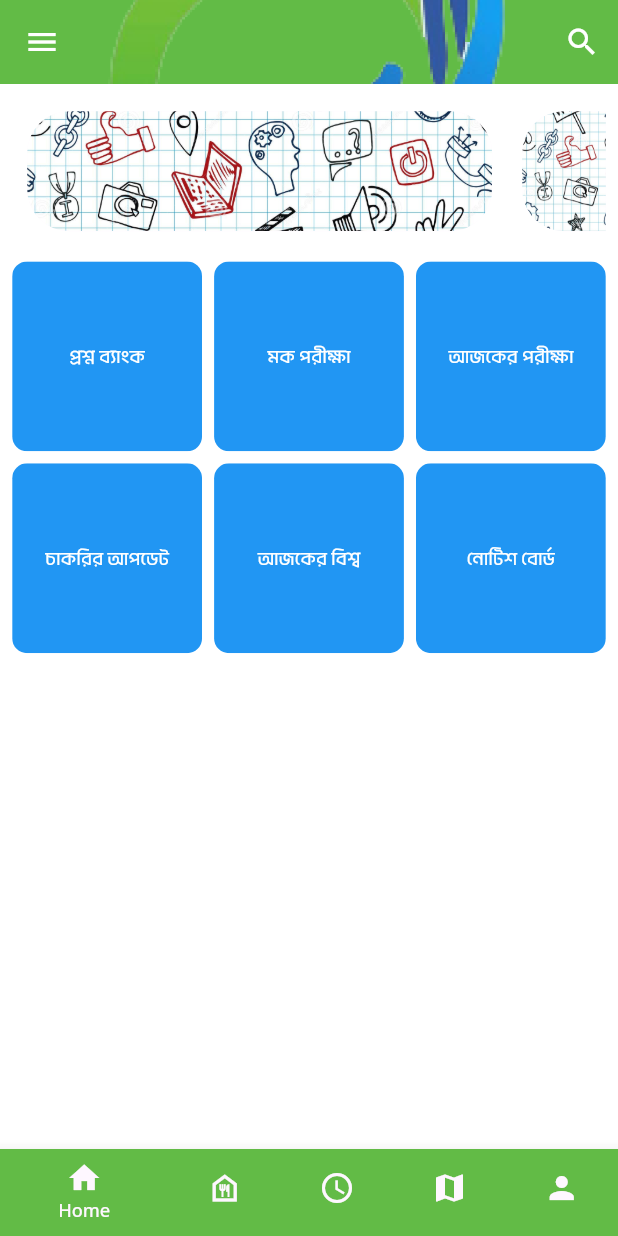
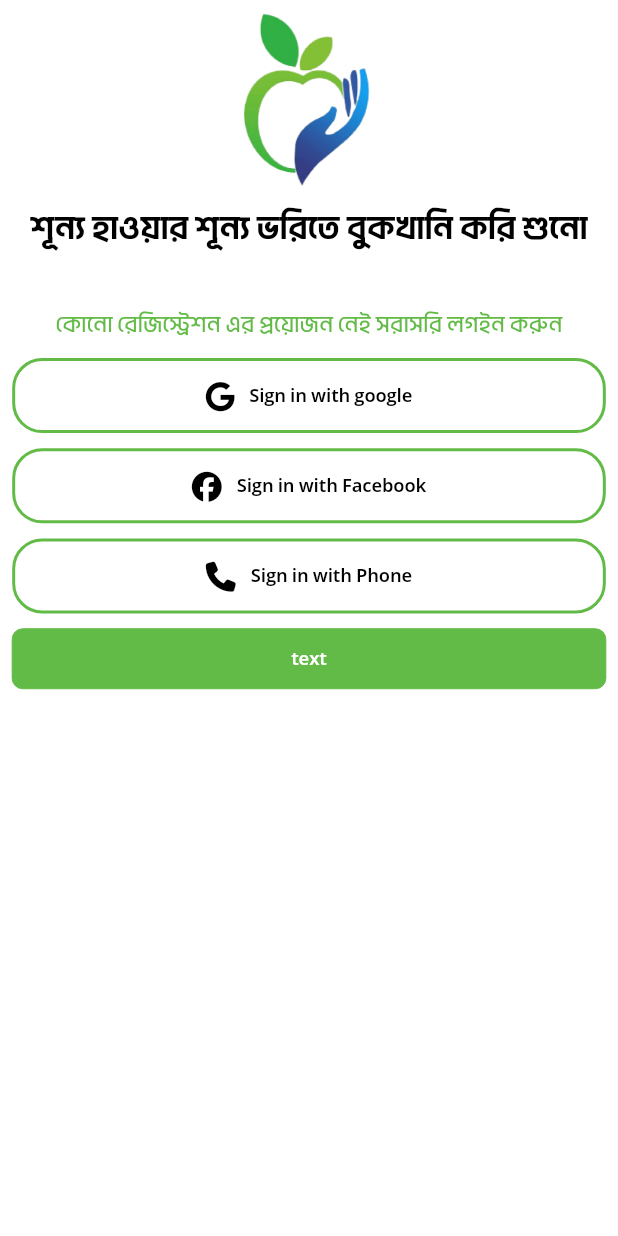
Before and after one commit to nurnobishanto/dokkha_app, a Flutter app: the screen it shows after launch, on a phone screen of 412 x 824 dp. Run offline on Flutter 3.47's test engine with Material 3 defaults, Android fonts, the phone set to English and light mode, and no system bars; our stand-ins replace cached_network_image, dio, flutter_screenutil, font_awesome_flutter, get, logger and 2 more.

Commit message:
Added: Social Media Login

```diff
--- /dev/null
+++ b/lib/app/components/custom_action_button.dart
@@ -0,0 +1,48 @@
+import 'package:flutter/material.dart';
+import '../../config/theme/light_theme_colors.dart';
+
+class CustomActionButton extends StatelessWidget {
+  final String text;
+  final VoidCallback onPressed;
+  final Color? btnBackgroundColor;
+  final Color? borderColor;
+  final double? height;
+
+  const CustomActionButton({
+    super.key,
+    required this.text,
+    required this.onPressed,
+    this.btnBackgroundColor = LightThemeColors.primaryColor,
+    this.borderColor =  LightThemeColors.primaryColor,
+    this.height = 40.0,
+  });
+
+  @override
+  Widget build(BuildContext context) {
+    return GestureDetector(
+      onTap: onPressed,
+      child: Container(
+        height: height,
+        width: double.infinity,
+        decoration: BoxDecoration(
+          color: btnBackgroundColor,
+          borderRadius: BorderRadius.circular(7.0),
+          border: Border.all(
+            color: borderColor!,
+            width: 0, // Border width
+          ),
+        ),
+        child: Center(
+          child: Text(
+            text,
+            style: const TextStyle(
+              fontSize: 14.0,
+              fontWeight: FontWeight.w600,
+              color: Colors.white,
+            ),
+          ),
+        ),
+      ),
+    );
+  }
+}
--- /dev/null
+++ b/lib/app/components/custom_decision_button.dart
@@ -0,0 +1,54 @@
+import 'package:flutter/material.dart';
+import '../../config/theme/light_theme_colors.dart';
+
+class DecisionButton extends StatelessWidget {
+  final String text;
+  final VoidCallback onPressed;
+  final Widget? leadingWidget; // Accepts Icon, Image, or any Widget
+  final Color? borderColor;
+  final double? height;
+
+  const DecisionButton({
+    super.key,
+    required this.text,
+    required this.onPressed,
+    this.leadingWidget, // Optional widget (icon/image/custom widget)
+    this.borderColor = LightThemeColors.primaryColor,
+    this.height = 50.0,
+  });
+
+  @override
+  Widget build(BuildContext context) {
+    return GestureDetector(
+      onTap: onPressed,
+      child: Container(
+        height: height,
+        width: double.infinity,
+        decoration: BoxDecoration(
+          borderRadius: BorderRadius.circular(20.0),
+          border: Border.all(
+            color: borderColor ?? LightThemeColors.primaryColor,
+            width: 2, // Border width
+          ),
+        ),
+        child: Row(
+          mainAxisAlignment: MainAxisAlignment.center,
+          children: [
+            if (leadingWidget != null) ...[
+              leadingWidget!,
+              const SizedBox(width: 10),
+            ],
+            Text(
+              text,
+              style: const TextStyle(
+                fontSize: 14.0,
+                fontWeight: FontWeight.w600,
+                color: Colors.black,
+              ),
+            ),
+          ],
+        ),
+      ),
+    );
+  }
+}
--- /dev/null
+++ b/lib/app/modules/auth_views/signin/views/signin_view.dart
@@ -0,0 +1,58 @@
+import 'package:cached_network_image/cached_network_image.dart';
+import 'package:dokkha/app/components/custom_action_button.dart';
+import 'package:dokkha/app/components/custom_decision_button.dart';
+import 'package:dokkha/config/constants/app_images.dart';
+import 'package:dokkha/config/extensions/common_extension.dart';
+import 'package:dokkha/config/extensions/widget_extensions.dart';
+import 'package:dokkha/config/theme/light_theme_colors.dart';
+import 'package:dokkha/styles/text_style.dart';
+import 'package:flutter/material.dart';
+import 'package:flutter_screenutil/flutter_screenutil.dart';
+import 'package:font_awesome_flutter/font_awesome_flutter.dart';
+
+import 'package:get/get.dart';
+
+import '../../../../../utils/utils.dart';
+import '../controllers/signin_controller.dart';
+
+class SignInView extends GetView<SigninController> {
+  const SignInView({super.key});
+  @override
+  Widget build(BuildContext context) {
+    return Scaffold(
+      body: SafeArea(
+        child: Column(
+          spacing: 10.0.h,
+          children: [
+            Image.asset(AssetImagePaths.appIcon, scale: 8.0),
+            const Text(
+              "শূন্য হাওয়ার শূন্য ভরিতে বুকখানি করি শুনো",
+              style: AppTextStyles.heading,
+            ),
+            17.height,
+            Text(
+              "কোনো রেজিস্ট্রেশন এর প্রয়োজন নেই সরাসরি লগইন করুন",
+              style: AppTextStyles.custom(color: LightThemeColors.primaryColor),
+            ),
+            DecisionButton(
+              text: "Sign in with google",
+              leadingWidget: const FaIcon(FontAwesomeIcons.google, size: 20),
+              onPressed: () {},
+            ),
+            DecisionButton(
+              text: "Sign in with Facebook",
+              leadingWidget: const FaIcon(FontAwesomeIcons.facebook, size: 20),
+              onPressed: () {},
+            ),
+            DecisionButton(
+              text: "Sign in with Phone",
+              leadingWidget: const FaIcon(FontAwesomeIcons.phone, size: 20),
+              onPressed: () {},
+            ),
+            CustomActionButton(text: "text", onPressed: () {})
+          ],
+        ).paddingAll(8.00.r),
+      ),
+    );
+  }
+}
--- a/lib/app/modules/nab_bar_views/home/views/home_view.dart
+++ b/lib/app/modules/nab_bar_views/home/views/home_view.dart
@@ -2,6 +2,7 @@ import 'package:dokkha/config/extensions/widget_extensions.dart';
 import 'package:flutter/material.dart';
 import 'package:flutter_screenutil/flutter_screenutil.dart';
 import 'package:get/get.dart';
+import '../../../../../config/constants/app_images.dart';
 import '../../../../../utils/utils.dart';
 import '../controllers/home_controller.dart';
 
@@ -12,7 +13,7 @@ class HomeView extends GetView<HomeController> {
     return Scaffold(
       drawer: const Drawer(),
       appBar: AppBar(
-        title: Image.asset(Utils.getImagePath('app_icon')),
+        title: Image.asset(AssetImagePaths.appIcon),
         actions: [
           IconButton(
             icon: const Icon(Icons.search),
--- a/lib/app/modules/splash/controllers/splash_controller.dart
+++ b/lib/app/modules/splash/controllers/splash_controller.dart
@@ -5,6 +5,6 @@ class SplashController extends GetxController {
   @override
   void onInit() {
     super.onInit();
-    Future.delayed(const Duration(seconds: 3), () => Get.offAllNamed(Routes.NAVBAR));
+    Future.delayed(const Duration(seconds: 3), () => Get.offAllNamed(Routes.SIGNIN));
   }
 }
--- a/lib/app/routes/app_routes.dart
+++ b/lib/app/routes/app_routes.dart
@@ -15,6 +15,7 @@ abstract class Routes {
   static const JOBS_UPDATE = _Paths.JOBS_UPDATE;
   static const AJKER_BISSHO = _Paths.AJKER_BISSHO;
   static const NOTICE_BOARD = _Paths.NOTICE_BOARD;
+  static const SIGNIN = _Paths.SIGNIN;
 }
 
 abstract class _Paths {
@@ -32,4 +33,5 @@ abstract class _Paths {
   static const JOBS_UPDATE = '/jobs-update';
   static const AJKER_BISSHO = '/ajker-bissho';
   static const NOTICE_BOARD = '/notice-board';
+  static const SIGNIN = '/signin';
 }
--- a/lib/config/constants/app_images.dart
+++ b/lib/config/constants/app_images.dart
@@ -1,4 +1,12 @@
-class AppImagesPath {
+class AssetImagePaths {
   static const String base = 'assets/images/';
-  static const String appIconPath = 'app_icon';
+
+  /// Returns the full path of an image asset.
+  static String getFullPath(String name, {String format = 'png'}) {
+    return '$base$name.$format';
+  }
+
+  /// Specific image path constants
+  static String get appIcon => getFullPath('app_icon');
+  static String get newImage => getFullPath('new_image');
 }
--- a/lib/config/theme/my_styles.dart
+++ b/lib/config/theme/my_styles.dart
@@ -117,7 +117,7 @@ class MyStyles {
   }
 
   // elevated button text style
-  static MaterialStateProperty<TextStyle?>? getElevatedButtonTextStyle(
+  static WidgetStateProperty<TextStyle?>? getElevatedButtonTextStyle(
       bool isLightTheme,
       {bool isBold = true,
       double? fontSize}) {
--- /dev/null
+++ b/lib/styles/text_style.dart
@@ -0,0 +1,53 @@
+import 'package:flutter/material.dart';
+
+/// AppTextStyle format as follows:
+/// [fontWeight][fontSize][colorName][opacity]
+/// Example: bold18White05
+TextStyle kHeadingTextStyle = const TextStyle(
+  fontSize: 20,
+  fontWeight: FontWeight.w700,
+  color: Colors.black,
+);
+
+class AppTextStyles {
+  static const TextStyle heading = TextStyle(
+    fontSize: 23.0,
+    fontWeight: FontWeight.bold,
+    color: Colors.black,
+  );
+
+  static const TextStyle subHeading = TextStyle(
+    fontSize: 20.0,
+    fontWeight: FontWeight.w600,
+    color: Colors.grey,
+  );
+
+  static const TextStyle body = TextStyle(
+    fontSize: 16.0,
+    fontWeight: FontWeight.normal,
+    color: Colors.black87,
+  );
+
+  static const TextStyle button = TextStyle(
+    fontSize: 18.0,
+    fontWeight: FontWeight.w600,
+    color: Colors.white,
+  );
+
+  /// Helper method to modify text styles dynamically
+  static TextStyle custom({
+    double? fontSize,
+    FontWeight? fontWeight,
+    Color? color,
+    TextDecoration? decoration,
+    double? letterSpacing,
+  }) {
+    return body.copyWith(
+      fontSize: fontSize,
+      fontWeight: fontWeight,
+      color: color,
+      decoration: decoration,
+      letterSpacing: letterSpacing,
+    );
+  }
+}
--- a/lib/utils/utils.dart
+++ b/lib/utils/utils.dart
@@ -1,9 +1,4 @@
 class Utils {
-  /// Returns the full path of an image asset.
-  static String getImagePath(String name, {String format = 'png'}) {
-    if (name.isEmpty) {
-      throw ArgumentError('Image name cannot be empty');
-    }
-    return 'assets/images/$name.$format';
-  }
+
+
 }
--- a/pubspec.yaml
+++ b/pubspec.yaml
@@ -56,6 +56,8 @@ dependencies:
   # The following adds the Cupertino Icons font to your application.
   # Use with the CupertinoIcons class for iOS style icons.
   cupertino_icons: ^1.0.2
+  cached_network_image: ^3.4.1
+  font_awesome_flutter: ^10.8.0
 
 dev_dependencies:
   flutter_test:
```
Also changed, not shown: lib/app/modules/auth_views/signin/bindings/signin_binding.dart (added, +12 -0 lines), lib/app/modules/auth_views/signin/controllers/signin_controller.dart (added, +23 -0 lines), lib/app/modules/splash/views/splash_view.dart (+3 -4 lines), lib/app/routes/app_pages.dart (+7 -0 lines), lib/config/extensions/common_extension.dart (added, +171 -0 lines), pubspec.lock.
